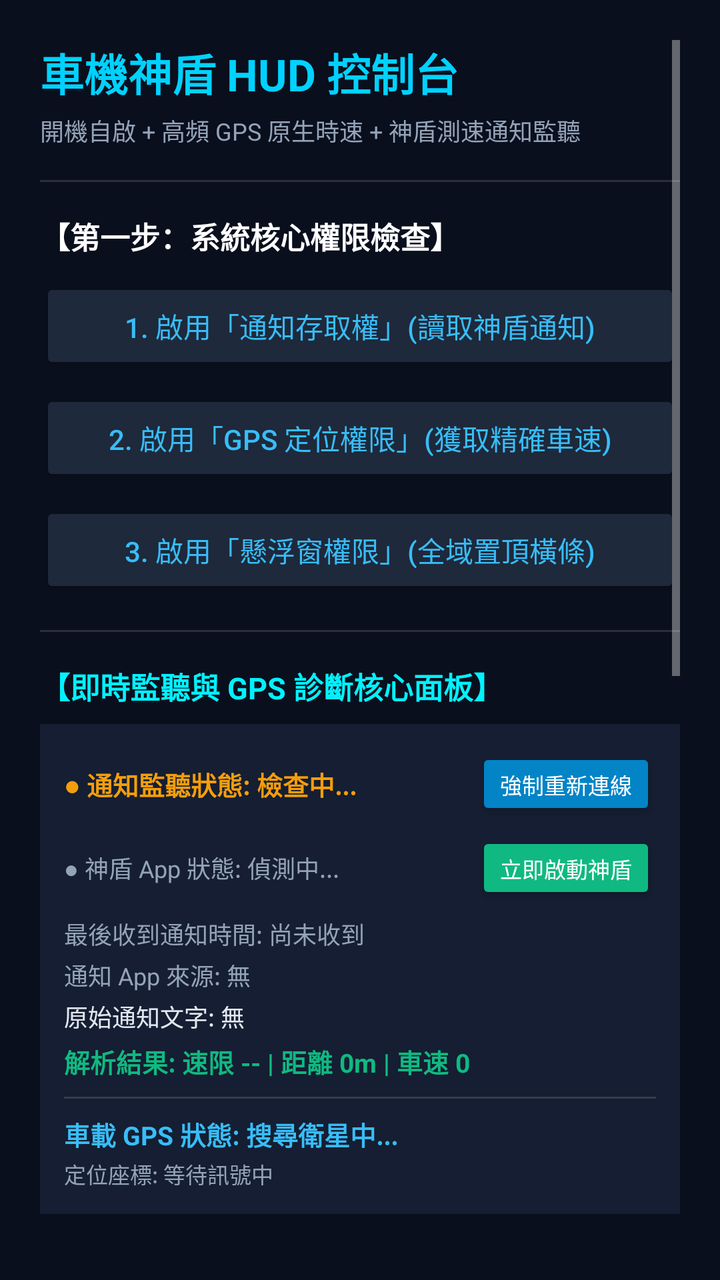
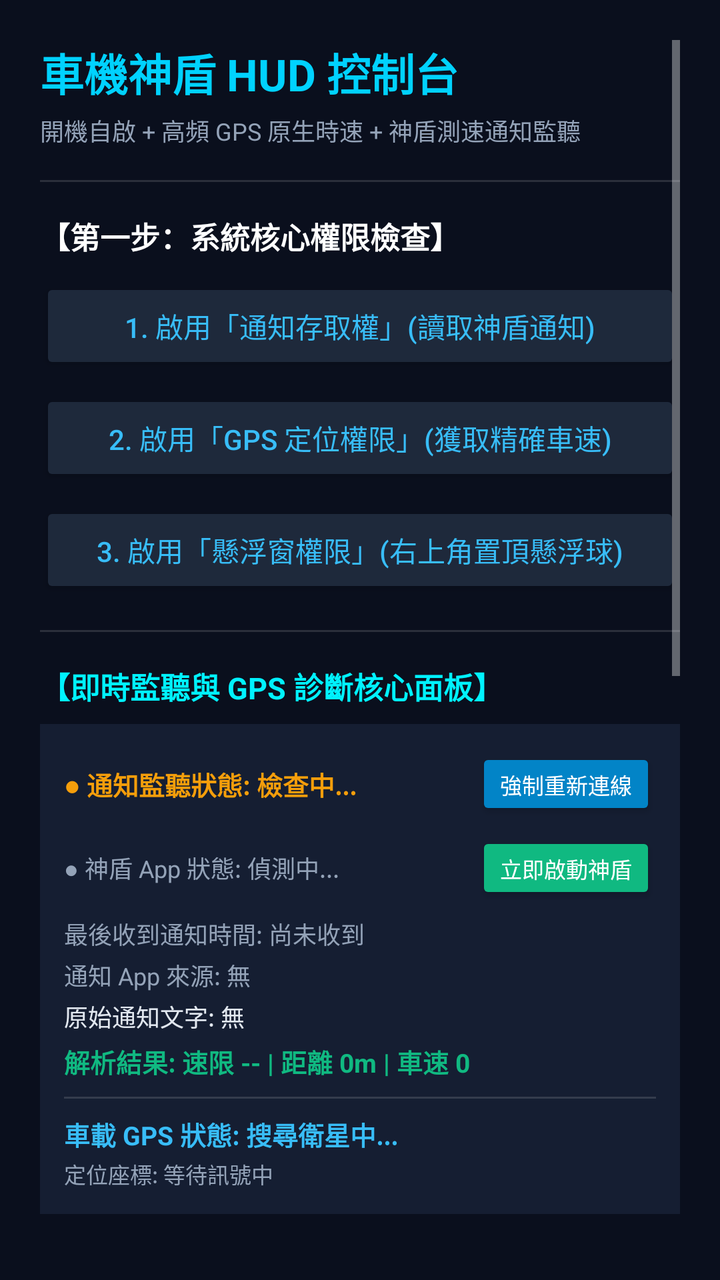

Two renders of the same Android screen: before a commit and after it. Below are the layout's source before the change and the commit's diff.
<!-- AndroidManifest.xml: application theme Theme.AppCompat.NoActionBar -->
<!-- res/layout/activity_main.xml -->
<?xml version="1.0" encoding="utf-8"?>
<ScrollView xmlns:android="http://schemas.android.com/apk/res/android"
    android:layout_width="match_parent"
    android:layout_height="match_parent"
    android:background="#0A0F1D"
    android:padding="20dp">

    <LinearLayout
        android:layout_width="match_parent"
        android:layout_height="wrap_content"
        android:orientation="vertical">

        <TextView
            android:layout_width="wrap_content"
            android:layout_height="wrap_content"
            android:text="車機神盾 HUD 控制台"
            android:textColor="#00D2FF"
            android:textSize="22sp"
            android:textStyle="bold" />

        <TextView
            android:layout_width="wrap_content"
            android:layout_height="wrap_content"
            android:layout_marginTop="4dp"
            android:text="開機自啟 + 高頻 GPS 原生時速 + 神盾測速通知監聽"
            android:textColor="#94A3B8"
            android:textSize="12sp" />

        <View
            android:layout_width="match_parent"
            android:layout_height="1dp"
            android:layout_marginTop="16dp"
            android:layout_marginBottom="16dp"
            android:background="#22FFFFFF" />

        
        <TextView
            android:layout_width="wrap_content"
            android:layout_height="wrap_content"
            android:text="【第一步：系統核心權限檢查】"
            android:textColor="#FFFFFF"
            android:textSize="15sp"
            android:textStyle="bold" />

        <Button
            android:id="@+id/btn_grant_notification"
            android:layout_width="match_parent"
            android:layout_height="48dp"
            android:layout_marginTop="10dp"
            android:backgroundTint="#1E293B"
            android:text="1. 啟用「通知存取權」(讀取神盾通知)"
            android:textColor="#38BDF8" />

        <Button
            android:id="@+id/btn_grant_location"
            android:layout_width="match_parent"
            android:layout_height="48dp"
            android:layout_marginTop="8dp"
            android:backgroundTint="#1E293B"
            android:text="2. 啟用「GPS 定位權限」(獲取精確車速)"
            android:textColor="#38BDF8" />

        <Button
            android:id="@+id/btn_grant_overlay"
            android:layout_width="match_parent"
            android:layout_height="48dp"
            android:layout_marginTop="8dp"
            android:backgroundTint="#1E293B"
            android:text="3. 啟用「懸浮窗權限」(全域置頂橫條)"
            android:textColor="#38BDF8" />

        <View
            android:layout_width="match_parent"
            android:layout_height="1dp"
            android:layout_marginTop="16dp"
            android:layout_marginBottom="16dp"
            android:background="#22FFFFFF" />

        
        <TextView
            android:layout_width="wrap_content"
            android:layout_height="wrap_content"
            android:text="【即時監聽與 GPS 診斷核心面板】"
            android:textColor="#00F2FE"
            android:textSize="15sp"
            android:textStyle="bold" />

        <LinearLayout
            android:layout_width="match_parent"
            android:layout_height="wrap_content"
            android:layout_marginTop="8dp"
            android:background="#151E32"
            android:orientation="vertical"
            android:padding="12dp">

            
            <LinearLayout
                android:layout_width="match_parent"
                android:layout_height="wrap_content"
                android:gravity="center_vertical"
                android:orientation="horizontal">

                <TextView
                    android:id="@+id/tv_listener_status"
                    android:layout_width="0dp"
                    android:layout_height="wrap_content"
                    android:layout_weight="1"
                    android:text="● 通知監聽狀態: 檢查中..."
                    android:textColor="#F59E0B"
                    android:textSize="13sp"
                    android:textStyle="bold" />

                <Button
                    android:id="@+id/btn_rebind_listener"
                    android:layout_width="wrap_content"
                    android:layout_height="36dp"
                    android:backgroundTint="#0284C7"
                    android:text="強制重新連線"
                    android:textSize="11sp" />
            </LinearLayout>

            
            <LinearLayout
                android:layout_width="match_parent"
                android:layout_height="wrap_content"
                android:layout_marginTop="6dp"
                android:gravity="center_vertical"
                android:orientation="horizontal">

                <TextView
                    android:id="@+id/tv_speedtrap_status"
                    android:layout_width="0dp"
                    android:layout_height="wrap_content"
                    android:layout_weight="1"
                    android:text="● 神盾 App 狀態: 偵測中..."
                    android:textColor="#94A3B8"
                    android:textSize="12sp" />

                <Button
                    android:id="@+id/btn_launch_speedtrap"
                    android:layout_width="wrap_content"
                    android:layout_height="36dp"
                    android:backgroundTint="#10B981"
                    android:text="立即啟動神盾"
                    android:textSize="11sp" />
            </LinearLayout>

            <TextView
                android:id="@+id/tv_diag_time"
                android:layout_width="wrap_content"
                android:layout_height="wrap_content"
                android:layout_marginTop="6dp"
                android:text="最後收到通知時間: 尚未收到"
                android:textColor="#94A3B8"
                android:textSize="12sp" />

            <TextView
                android:id="@+id/tv_diag_pkg"
                android:layout_width="wrap_content"
                android:layout_height="wrap_content"
                android:layout_marginTop="3dp"
                android:text="通知 App 來源: 無"
                android:textColor="#94A3B8"
                android:textSize="12sp" />

            <TextView
                android:id="@+id/tv_diag_raw"
                android:layout_width="wrap_content"
                android:layout_height="wrap_content"
                android:layout_marginTop="3dp"
                android:text="原始通知文字: 無"
                android:textColor="#E2E8F0"
                android:textSize="12sp" />

            <TextView
                android:id="@+id/tv_diag_parsed"
                android:layout_width="wrap_content"
                android:layout_height="wrap_content"
                android:layout_marginTop="4dp"
                android:text="解析結果: 速限 -- | 距離 0m | 車速 0"
                android:textColor="#10B981"
                android:textSize="13sp"
                android:textStyle="bold" />

            <View
                android:layout_width="match_parent"
                android:layout_height="1dp"
                android:layout_marginTop="8dp"
                android:layout_marginBottom="8dp"
                android:background="#22FFFFFF" />

            
            <TextView
                android:id="@+id/tv_diag_gps"
                android:layout_width="wrap_content"
                android:layout_height="wrap_content"
                android:text="車載 GPS 狀態: 搜尋衛星中..."
                android:textColor="#38BDF8"
                android:textSize="13sp"
                android:textStyle="bold" />

            <TextView
                android:id="@+id/tv_diag_gps_detail"
                android:layout_width="wrap_content"
                android:layout_height="wrap_content"
                android:layout_marginTop="2dp"
                android:text="定位座標: 等待訊號中"
                android:textColor="#94A3B8"
                android:textSize="11sp" />
        </LinearLayout>

        <View
            android:layout_width="match_parent"
            android:layout_height="1dp"
            android:layout_marginTop="16dp"
            android:layout_marginBottom="16dp"
            android:background="#22FFFFFF" />

        
        <TextView
            android:layout_width="wrap_content"
            android:layout_height="wrap_content"
            android:text="【神盾測速 App 連動與喚醒設定】"
            android:textColor="#FFFFFF"
            android:textSize="15sp"
            android:textStyle="bold" />

        <TextView
            android:id="@+id/tv_current_speedtrap_pkg"
            android:layout_width="wrap_content"
            android:layout_height="wrap_content"
            android:layout_marginTop="4dp"
            android:text="神盾應用偵測：正在檢查..."
            android:textColor="#10B981"
            android:textSize="13sp" />

        <LinearLayout
            android:layout_width="match_parent"
            android:layout_height="wrap_content"
            android:layout_marginTop="8dp"
            android:orientation="horizontal">

            <Button
                android:id="@+id/btn_choose_speedtrap_app"
                android:layout_width="0dp"
                android:layout_height="44dp"
                android:layout_weight="1"
                android:backgroundTint="#0369A1"
                android:text="手動選擇神盾 App"
                android:textSize="12sp" />

            <Button
                android:id="@+id/btn_test_launch_speedtrap"
                android:layout_width="0dp"
                android:layout_height="44dp"
                android:layout_marginStart="8dp"
                android:layout_weight="1"
                android:backgroundTint="#0F766E"
                android:text="測試立即喚醒神盾"
                android:textSize="12sp" />
        </LinearLayout>

        <View
            android:layout_width="match_parent"
            android:layout_height="1dp"
            android:layout_marginTop="16dp"
            android:layout_marginBottom="16dp"
            android:background="#22FFFFFF" />

        
        <TextView
            android:layout_width="wrap_content"
            android:layout_height="wrap_content"
            android:text="【第二步：HUD 懸浮條開關與模擬測試】"
            android:textColor="#FFFFFF"
            android:textSize="15sp"
            android:textStyle="bold" />

        <Button
            android:id="@+id/btn_toggle_overlay"
            android:layout_width="match_parent"
            android:layout_height="48dp"
            android:layout_marginTop="10dp"
            android:backgroundTint="#0284C7"
            android:text="開啟全域置頂懸浮橫條 (HUD)"
            android:textColor="#FFFFFF" />

        
        <TextView
            android:id="@+id/tv_hud_alpha_label"
            android:layout_width="wrap_content"
            android:layout_height="wrap_content"
            android:layout_marginTop="8dp"
            android:text="HUD 懸浮條透明度（防遮擋前台 App）：目前為高透 (72%)"
            android:textColor="#38BDF8"
            android:textSize="12sp" />

        <LinearLayout
            android:layout_width="match_parent"
            android:layout_height="wrap_content"
            android:layout_marginTop="4dp"
            android:orientation="horizontal">

            <Button
                android:id="@+id/btn_alpha_extreme"
                android:layout_width="0dp"
                android:layout_height="40dp"
                android:layout_weight="1"
                android:backgroundTint="#1E293B"
                android:text="極度通透 (50%)"
                android:textSize="11sp" />

            <Button
                android:id="@+id/btn_alpha_high"
                android:layout_width="0dp"
                android:layout_height="40dp"
                android:layout_marginStart="6dp"
                android:layout_weight="1"
                android:backgroundTint="#0284C7"
                android:text="高透 (72%)"
                android:textSize="11sp" />

            <Button
                android:id="@+id/btn_alpha_standard"
                android:layout_width="0dp"
                android:layout_height="40dp"
                android:layout_marginStart="6dp"
                android:layout_weight="1"
                android:backgroundTint="#1E293B"
                android:text="標準 (88%)"
                android:textSize="11sp" />
        </LinearLayout>

        <LinearLayout
            android:layout_width="match_parent"
            android:layout_height="wrap_content"
            android:layout_marginTop="10dp"
            android:orientation="horizontal">

            <Button
                android:id="@+id/btn_test_normal"
                android:layout_width="0dp"
                android:layout_height="44dp"
                android:layout_weight="1"
                android:backgroundTint="#0F766E"
                android:text="模擬正常測速"
                android:textSize="12sp" />

            <Button
                android:id="@+id/btn_test_overspeed"
                android:layout_width="0dp"
                android:layout_height="44dp"
                android:layout_marginStart="6dp"
                android:layout_weight="1"
                android:backgroundTint="#BE123C"
                android:text="模擬超速警報"
                android:textSize="12sp" />

            <Button
                android:id="@+id/btn_test_gps_speed"
                android:layout_width="0dp"
                android:layout_height="44dp"
                android:layout_marginStart="6dp"
                android:layout_weight="1"
                android:backgroundTint="#7C3AED"
                android:text="模擬時速跳動"
                android:textSize="12sp" />
        </LinearLayout>

        <View
            android:layout_width="match_parent"
            android:layout_height="1dp"
            android:layout_marginTop="16dp"
            android:layout_marginBottom="16dp"
            android:background="#22FFFFFF" />

        
        <TextView
            android:layout_width="wrap_content"
            android:layout_height="wrap_content"
            android:text="【第三步：指定投屏 / Android Auto 快捷鍵】"
            android:textColor="#FFFFFF"
            android:textSize="15sp"
            android:textStyle="bold" />

        <TextView
            android:id="@+id/tv_current_aa_pkg"
            android:layout_width="wrap_content"
            android:layout_height="wrap_content"
            android:layout_marginTop="4dp"
            android:text="目前綁定：自動智慧偵測 (ZLINK / AutoKit)"
            android:textColor="#10B981"
            android:textSize="13sp" />

        <Button
            android:id="@+id/btn_choose_aa_app"
            android:layout_width="match_parent"
            android:layout_height="48dp"
            android:layout_marginTop="8dp"
            android:backgroundTint="#1E293B"
            android:text="選擇車機上的 Android Auto / 投屏 App"
            android:textColor="#38BDF8" />

        <View
            android:layout_width="match_parent"
            android:layout_height="1dp"
            android:layout_marginTop="16dp"
            android:layout_marginBottom="16dp"
            android:background="#22FFFFFF" />

        
        <Button
            android:id="@+id/btn_exit_app"
            android:layout_width="match_parent"
            android:layout_height="50dp"
            android:layout_marginBottom="16dp"
            android:backgroundTint="#BE123C"
            android:text="❌ 徹底關閉並退出本程式 (Exit App)"
            android:textColor="#FFFFFF"
            android:textSize="14sp"
            android:textStyle="bold" />

    </LinearLayout>
</ScrollView>
<!-- resources referenced by this layout -->
<resources>

</resources>

<!-- the commit's change to res/layout/activity_main.xml (unified diff, before → after) -->
@@ -66,7 +66,7 @@
             android:layout_height="48dp"
             android:layout_marginTop="8dp"
             android:backgroundTint="#1E293B"
-            android:text="3. 啟用「懸浮窗權限」(全域置頂橫條)"
+            android:text="3. 啟用「懸浮窗權限」(右上角置頂懸浮球)"
             android:textColor="#38BDF8" />
 
         <View
@@ -282,7 +282,7 @@
             android:layout_height="48dp"
             android:layout_marginTop="10dp"
             android:backgroundTint="#0284C7"
-            android:text="開啟全域置頂懸浮橫條 (HUD)"
+            android:text="開啟全域置頂 HUD 懸浮球 (右上角)"
             android:textColor="#FFFFFF" />
 
         
@@ -291,7 +291,7 @@
             android:layout_width="wrap_content"
             android:layout_height="wrap_content"
             android:layout_marginTop="8dp"
-            android:text="HUD 懸浮條透明度（防遮擋前台 App）：目前為高透 (72%)"
+            android:text="HUD 懸浮球透明度（防遮擋前台 App）：目前為高透 (72%)"
             android:textColor="#38BDF8"
             android:textSize="12sp" />
 
